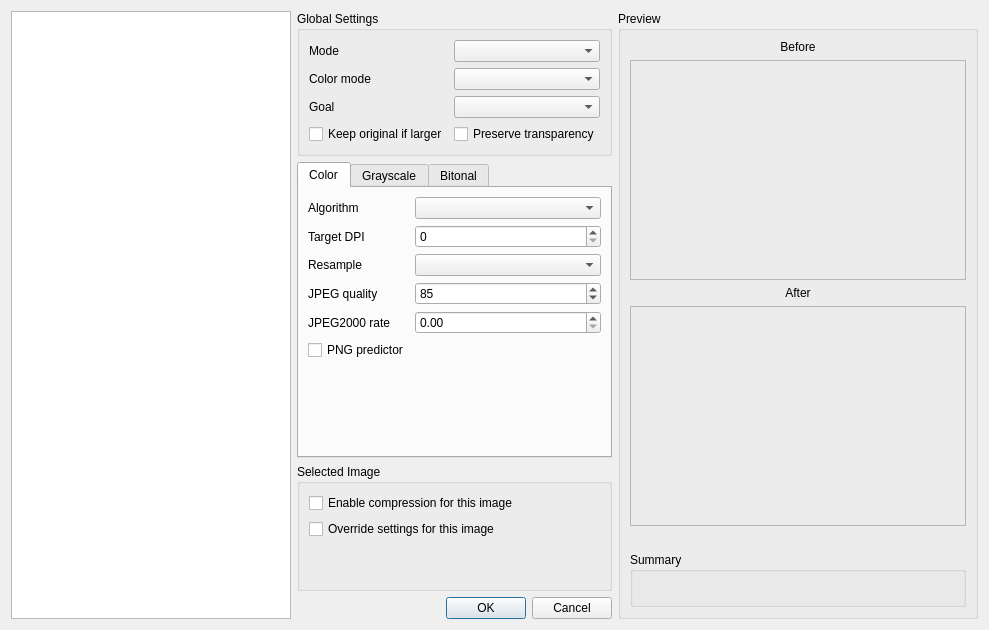
Before: the Qt Designer form Pdf4QtLibGui/pdfoptimizeimagesdialog.ui in JakubMelka/PDF4QT, drawn with Qt 5.
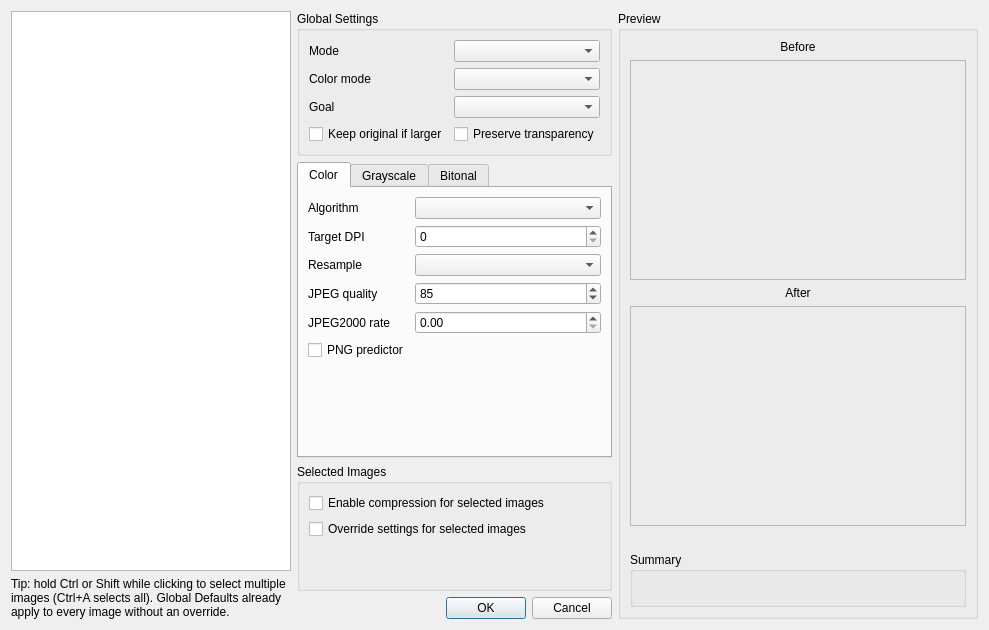
After: the same form once the commit is applied.

Commit message: Issue #416: [enhancement request] Optimize Images: allow global defaults to be run for multiple/all

```diff
--- a/Pdf4QtLibGui/pdfoptimizeimagesdialog.ui
+++ b/Pdf4QtLibGui/pdfoptimizeimagesdialog.ui
@@ -7,6 +7,8 @@
   </property>
   <layout class="QGridLayout" name="gridLayout">
    <item row="0" column="0">
+    <layout class="QVBoxLayout" name="imageListLayout">
+     <item>
     <widget class="QListWidget" name="imageListWidget">
      <property name="minimumSize">
       <size>
@@ -14,7 +16,22 @@
        <height>400</height>
       </size>
      </property>
-    </widget>
+       <property name="selectionMode">
+        <enum>QAbstractItemView::ExtendedSelection</enum>
+       </property>
+      </widget>
+     </item>
+     <item>
+      <widget class="QLabel" name="selectionHintLabel">
+       <property name="text">
+        <string>Tip: hold Ctrl or Shift while clicking to select multiple images (Ctrl+A selects all). Global Defaults already apply to every image without an override.</string>
+       </property>
+       <property name="wordWrap">
+        <bool>true</bool>
+       </property>
+      </widget>
+     </item>
+    </layout>
    </item>
    <item row="0" column="1">
     <layout class="QVBoxLayout" name="rightLayout">
@@ -321,20 +338,20 @@
      <item>
       <widget class="QGroupBox" name="selectedGroupBox">
        <property name="title">
-        <string>Selected Image</string>
+        <string>Selected Images</string>
        </property>
        <layout class="QVBoxLayout" name="selectedLayout">
         <item>
          <widget class="QCheckBox" name="imageEnabledCheckBox">
           <property name="text">
-           <string>Enable compression for this image</string>
+           <string>Enable compression for selected images</string>
           </property>
          </widget>
         </item>
         <item>
          <widget class="QCheckBox" name="imageOverrideCheckBox">
           <property name="text">
-           <string>Override settings for this image</string>
+           <string>Override settings for selected images</string>
           </property>
          </widget>
         </item>
```
Lines whose indentation alone changed are shown as unchanged. The commit also changes 3 other files.
